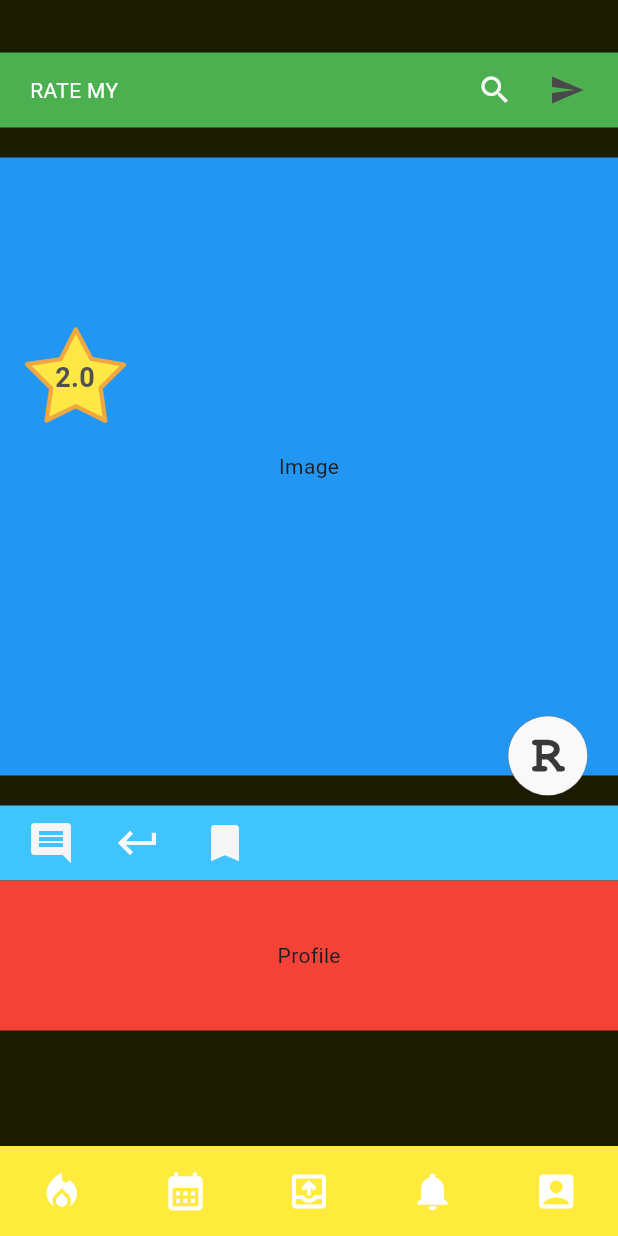
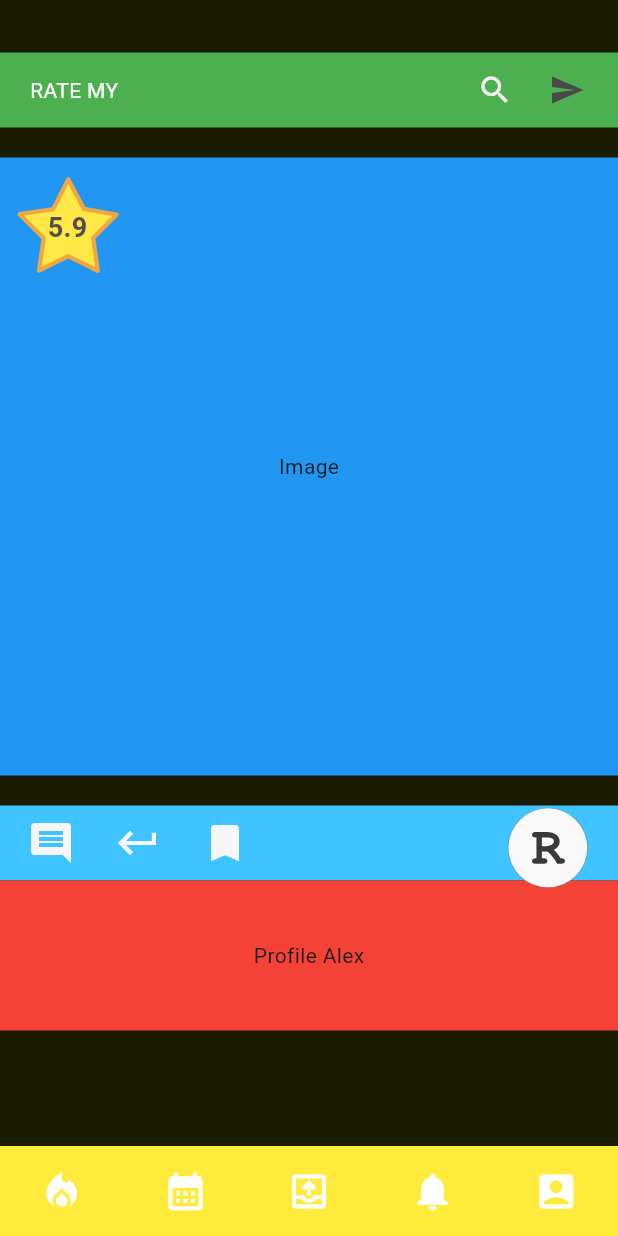
Before and after one commit to lupascugabrielcristian/ratemy, a Flutter app: the TestScreen screen opened by its route, on a phone screen of 412 x 824 dp. Run offline on Flutter 3.47's test engine with Material 3 defaults, Android fonts, the phone set to English and light mode, and no system bars; our stand-ins replace flutter_svg; project files that could hold a hidden picture were left out.

Commit message:
Fixed positioning for Rate button and current rate

```diff
--- /dev/null
+++ b/lib/application/entity/post.dart
@@ -0,0 +1,10 @@
+import 'package:ratemy/application/entity/user.dart';
+
+class Post {
+  final User user;
+  final double currentRating;
+  final int userRating;
+  final String imageUrl;
+
+  const Post(this.user, this.currentRating, this.userRating, this.imageUrl);
+}
--- a/lib/screens/components/post_widget.dart
+++ b/lib/screens/components/post_widget.dart
@@ -2,6 +2,7 @@ import 'dart:math';
 import 'dart:developer' as dev;
 
 import 'package:flutter/material.dart';
+import 'package:ratemy/application/entity/post.dart';
 import 'package:ratemy/screens/components/rate_button.dart';
 
 import '../presentation/feed_presentation.dart';
@@ -9,8 +10,9 @@ import 'grade_star.dart';
 
 class PostWidget extends StatefulWidget {
   final FeedPresentation presentation;
+  final Post post;
 
-  const PostWidget({super.key, required this.presentation});
+  const PostWidget({super.key, required this.presentation, required this.post});
 
   @override
   State<PostWidget> createState() => _PostWidgetState();
@@ -18,26 +20,31 @@ class PostWidget extends StatefulWidget {
 
 class _PostWidgetState extends State<PostWidget> {
   double rateButtonWidth = 0;
-  double bottomPositionRateBtn = 10;
+  double topPositionRateBtn = 0;
+  double bottomPositionRateBtn = 0;
   final double profileImageSize = 70;
   final List<String> previousImages = ['https://picsum.photos/id/${Random().nextInt(1000)}/800/800'];
   String imageUrl = '';
   bool loading = false;
   double currentGrade = -1;
-  final GlobalKey _toolContainerKey = GlobalKey();
+  final GlobalKey _imageKey = GlobalKey();
 
   @override
   void initState() {
     WidgetsBinding.instance.addPostFrameCallback((_) {
-      final RenderBox renderBox = _toolContainerKey.currentContext!.findRenderObject() as RenderBox;
-      final Offset position = renderBox.localToGlobal(Offset.zero);
-      dev.log('Position obtained: ${position.dy}');
+      final RenderBox renderBox = _imageKey.currentContext!.findRenderObject() as RenderBox;
+      final iH = renderBox.size.height;
+      dev.log('Image height: $iH');
+
+      final wH = _getHeight(context);
+      dev.log('Post widget height: $wH');
 
       rateButtonWidth = MediaQuery.sizeOf(context).width * .13;
       dev.log('widget width = $rateButtonWidth', name: 'RATE BTN');
 
       setState(() {
-        bottomPositionRateBtn = MediaQuery.sizeOf(context).height - position.dy - rateButtonWidth;
+        topPositionRateBtn = iH;
+        bottomPositionRateBtn = wH - topPositionRateBtn - 95;
       });
     });
     super.initState();
@@ -58,6 +65,7 @@ class _PostWidgetState extends State<PostWidget> {
 
             // IMAGE
             Flexible(
+              key: _imageKey,
               child: FractionallySizedBox(
                 child: Container(
                   width: sW,
@@ -72,7 +80,6 @@ class _PostWidgetState extends State<PostWidget> {
 
             // TOOLS BUTTONS
             Container(
-              key: _toolContainerKey,
               color: Colors.lightBlueAccent,
               height: 50,
               child: Center(
@@ -84,31 +91,36 @@ class _PostWidgetState extends State<PostWidget> {
             Container(
               color: Colors.red,
               height: 100,
-              child: Center(child: Text('Profile')),
+              child: Center(child: Text('Profile ${widget.post.user.name}')),
             ),
           ],
         ),
 
         // RATE BUTTON
         Positioned(
-          bottom: bottomPositionRateBtn,
+          // top: topPositionRateBtn,
+          bottom : bottomPositionRateBtn,
           right: 20,
           child: RateButton(
-              width: rateButtonWidth,
-              saveGrade: (grade) {
-            },
+            width: rateButtonWidth,
+            saveGrade: (grade) {},
           ),
         ),
 
 
         // CURRENT GRADE
-        const Positioned(
-            top: 130,
-            left: 15,
-            child: GradeStar(grade: 2, width: 70)
+        Positioned(
+            top: 30,
+            left: 10,
+            child: GradeStar(grade: widget.post.currentRating, width: 70)
         ),
       ],
     );
+  }
+
+  double _getHeight(BuildContext context) {
+    final RenderBox renderBox = context.findRenderObject() as RenderBox;
+    return renderBox.size.height;
   }
 
   Widget _buildToolsRow(double scalingFactor) {
--- a/lib/screens/presentation/feed_presentation.dart
+++ b/lib/screens/presentation/feed_presentation.dart
@@ -1,9 +1,28 @@
+import 'dart:math';
 import 'dart:ui';
 
+import 'package:ratemy/application/entity/post.dart';
 import 'package:ratemy/screens/presentation/presentation.dart';
+
+import '../../application/entity/user.dart';
 
 class FeedPresentation extends Presentation {
 
   @override
   get background => const Color.fromARGB(255, 27, 27, 1);
+
+  List<Post> getTestPosts() {
+    User u1 = const User(name: 'Alex', profileImage: 'assets/example_profile_image.jpeg');
+    User u2 = const User(name: 'Alin', profileImage: 'assets/example_profile_image.jpeg');
+    User u3 = const User(name: 'Marian', profileImage: 'assets/example_profile_image.jpeg');
+
+    return [
+      Post(u1, 5.9, 0, 'https://picsum.photos/id/${Random().nextInt(1000)}/800/400'),
+      Post(u2, 8.2, 0, 'https://picsum.photos/id/${Random().nextInt(1000)}/800/400'),
+      Post(u3, 7.5, 0, 'https://picsum.photos/id/${Random().nextInt(1000)}/800/400'),
+      Post(u1, 3.5, 0, 'https://picsum.photos/id/${Random().nextInt(1000)}/800/400'),
+      Post(u2, 6.8, 0, 'https://picsum.photos/id/${Random().nextInt(1000)}/800/400'),
+      Post(u3, 4.8, 0, 'https://picsum.photos/id/${Random().nextInt(1000)}/800/400'),
+    ];
+  }
 }
--- a/lib/screens/screen_test.dart
+++ b/lib/screens/screen_test.dart
@@ -4,6 +4,8 @@ import 'package:flutter/material.dart';
 import 'package:ratemy/screens/components/bottom_bar.dart';
 import 'package:ratemy/screens/components/post_widget.dart';
 import 'package:ratemy/screens/presentation/feed_presentation.dart';
+
+import '../application/entity/post.dart';
 
 
 class TestScreen extends StatefulWidget {
@@ -21,27 +23,32 @@ class _TestScreenState extends State<TestScreen> {
   final GlobalKey _toolContainerKey = GlobalKey();
   double rateButtonWidth = 0;
   double bottomPositionRateBtn = 100;
-
+  List<Post> posts = [];
 
 
   @override
   void initState() {
     WidgetsBinding.instance.addPostFrameCallback((_) {
-      final RenderBox renderBox = _toolContainerKey.currentContext!.findRenderObject() as RenderBox;
-      final Offset position = renderBox.localToGlobal(Offset.zero);
-      log('Position obtained: ${position.dy}');
+      // final RenderBox renderBox = _toolContainerKey.currentContext!.findRenderObject() as RenderBox;
+      // final Offset position = renderBox.localToGlobal(Offset.zero);
+      // log('Position obtained: ${position.dy}');
 
       rateButtonWidth = MediaQuery.sizeOf(context).width * .13;
       log('widget width = $rateButtonWidth', name: 'RATE BTN');
 
       setState(() {
-        bottomPositionRateBtn = MediaQuery.sizeOf(context).height - position.dy - rateButtonWidth;
+        // bottomPositionRateBtn = MediaQuery.sizeOf(context).height - position.dy - rateButtonWidth;
       });
     });
     super.initState();
   }
 
 
+  @override
+  void didChangeDependencies() {
+    posts = widget.presentation.getTestPosts();
+    super.didChangeDependencies();
+  }
 
   @override
   Widget build(BuildContext context) {
@@ -69,7 +76,6 @@ class _TestScreenState extends State<TestScreen> {
                 color: Colors.green,
                 height: searchBarH,
                 child: Center(
-                  // child: Text('Search bar')
                   child: _buildTopSearchBar(),
                 ),
               ),
@@ -80,56 +86,17 @@ class _TestScreenState extends State<TestScreen> {
               Expanded(
                 child: PageView(
                   scrollDirection: Axis.vertical,
-                  children: [
-                    PostWidget(presentation: widget.presentation),
-                    PostWidget(presentation: widget.presentation),
-                    PostWidget(presentation: widget.presentation),
-                  ],
+                  children: posts.map((p) => PostWidget(presentation: widget.presentation, post: p)).toList(),
                 ),
               ),
 
               Container(
                 color: Colors.yellow,
                 height: bottomBarH,
-                // child: Center(
-                //     child: Text('Bottom bar: 80')
-                // ),
                 child: BottomBar(scaling: scalingFactor,),
               ),
             ],
           ),
-        ],
-      ),
-    );
-  }
-
-
-
-  Widget _buildToolsRow(double scalingFactor) {
-    return Padding(
-      padding: const EdgeInsets.only(right: 20.0, left: 10.0),
-      child: Row(
-        children: [
-          IconButton(
-            onPressed: () {},
-            iconSize: 40 * scalingFactor,
-            icon: const Icon(Icons.insert_comment), color: widget.presentation.primary,),
-
-          const SizedBox(width: 10,),
-
-          IconButton(
-            onPressed: () {},
-            iconSize: 40 * scalingFactor,
-            icon: const Icon(Icons.keyboard_return), color: widget.presentation.primary,),
-
-          const SizedBox(width: 10,),
-
-          IconButton(
-            onPressed: () {},
-            iconSize: 40 * scalingFactor,
-            icon: const Icon(Icons.bookmark), color: widget.presentation.primary,),
-
-          // const RateButton(),
         ],
       ),
     );
```
